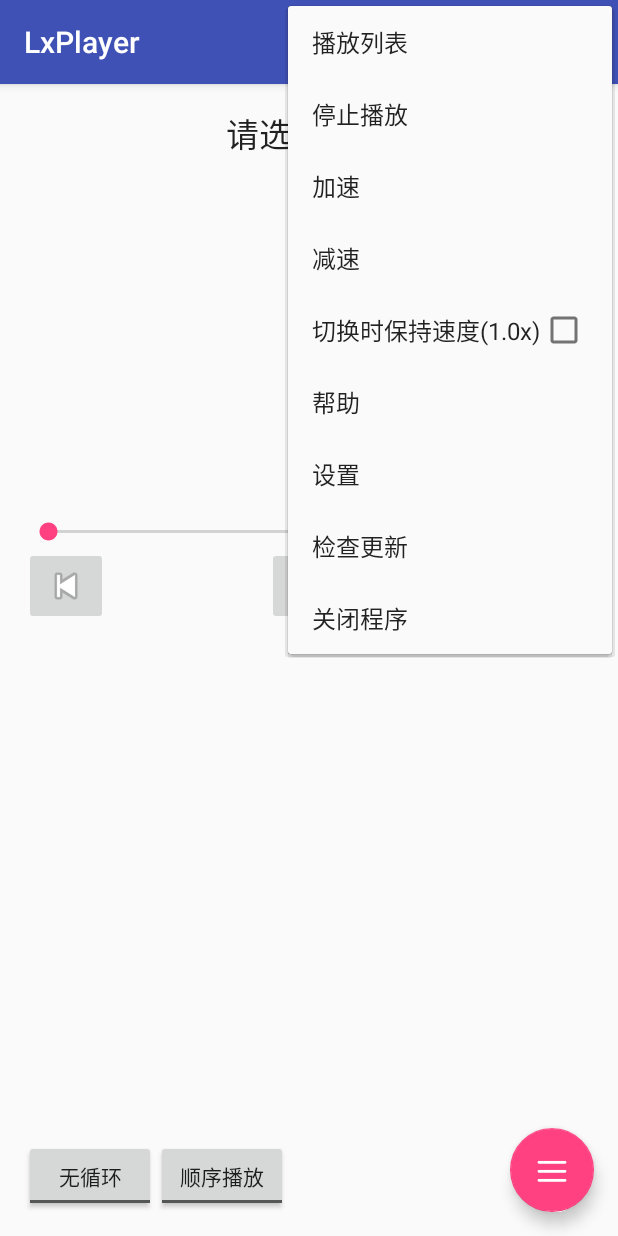
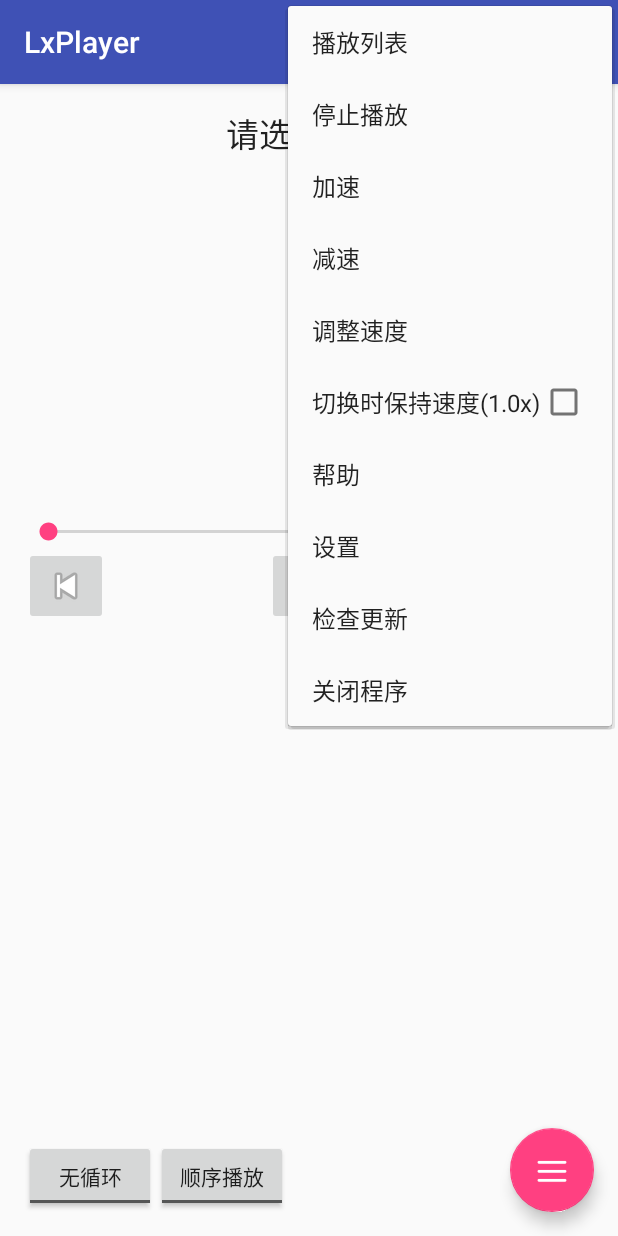
Before and after one commit to lxfly2000/lxplayer, an Android app: the screen it shows after launch (MainActivity), with the options menu open, on a phone screen of 412 x 824 dp. Run offline under Robolectric (Android 15) with nearby library versions, the phone set to English and light mode, and no system bars; 11 statements that could not run were skipped.

Commit message:
Add the speed option.

```diff
--- a/app/src/main/res/menu/menu_main.xml
+++ b/app/src/main/res/menu/menu_main.xml
@@ -18,22 +18,24 @@
           android:title="@string/menu_main_speedDown"
           android:orderInCategory="103"
           app:showAsAction="never"/>
+    <item android:title="@string/menu_custom_playback_speed" android:orderInCategory="104"
+          android:id="@+id/action_set_speed"/>
     <item android:id="@+id/action_keep_speed"
           android:title="@string/menu_keep_speed"
-          android:orderInCategory="104"
+          android:orderInCategory="105"
           android:checkable="true"
           app:showAsAction="never"/>
     <item android:id="@+id/action_about"
           android:title="@string/menu_main_about"
-          android:orderInCategory="105"
+          android:orderInCategory="106"
           app:showAsAction="never"/>
-    <item android:title="@string/action_settings" android:orderInCategory="106" android:id="@+id/action_settings"/>
+    <item android:title="@string/action_settings" android:orderInCategory="107" android:id="@+id/action_settings"/>
     <item android:id="@+id/action_check_update"
           android:title="@string/menu_check_update"
-          android:orderInCategory="107"
+          android:orderInCategory="108"
           app:showAsAction="never"/>
     <item android:id="@+id/action_exitApp"
           android:title="@string/menu_exitApp"
-          android:orderInCategory="108"
+          android:orderInCategory="109"
           app:showAsAction="never"/>
 </menu>
--- a/app/src/main/res/values/strings.xml
+++ b/app/src/main/res/values/strings.xml
@@ -49,4 +49,6 @@
     <string name="error_permission_network">未获取到联网权限，请修改权限设置。</string>
     <string name="label_double_click_delta">线控双击间隔（毫秒）</string>
     <string name="message_settings_saved">设置已保存。</string>
+    <string name="menu_custom_playback_speed">调整速度</string>
+    <string name="button_restore_speed">恢复原速</string>
 </resources>
--- a/build.gradle
+++ b/build.gradle
@@ -3,9 +3,10 @@
 buildscript {
     repositories {
         jcenter()
+        google()
     }
     dependencies {
-        classpath 'com.android.tools.build:gradle:2.3.0'
+        classpath 'com.android.tools.build:gradle:3.1.0'
 
         // NOTE: Do not place your application dependencies here; they belong
         // in the individual module build.gradle files
@@ -15,6 +16,7 @@
 allprojects {
     repositories {
         jcenter()
+        google()
     }
 }
 
```
Also changed, not shown: app/build.gradle (+10 -16 lines), app/src/main/java/com/lxfly2000/lxplayer/MainActivity.java (+46 -0 lines), app/src/main/res/layout/dialog_set_speed.xml (added, +20 -0 lines), gradle/wrapper/gradle-wrapper.properties.
